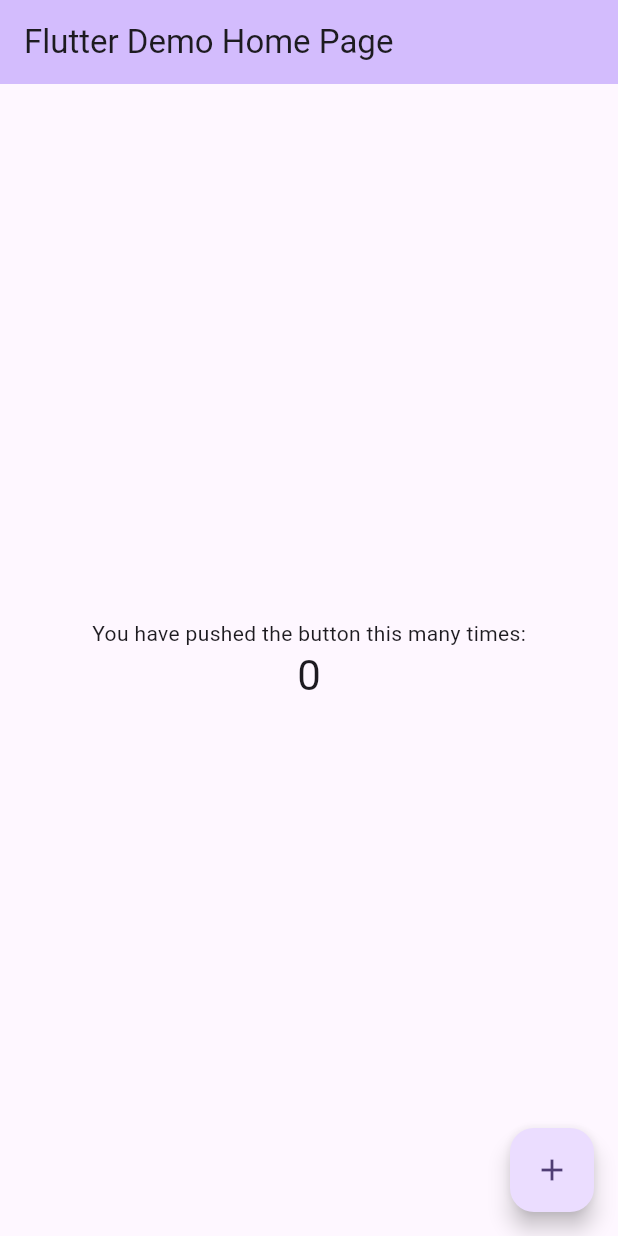
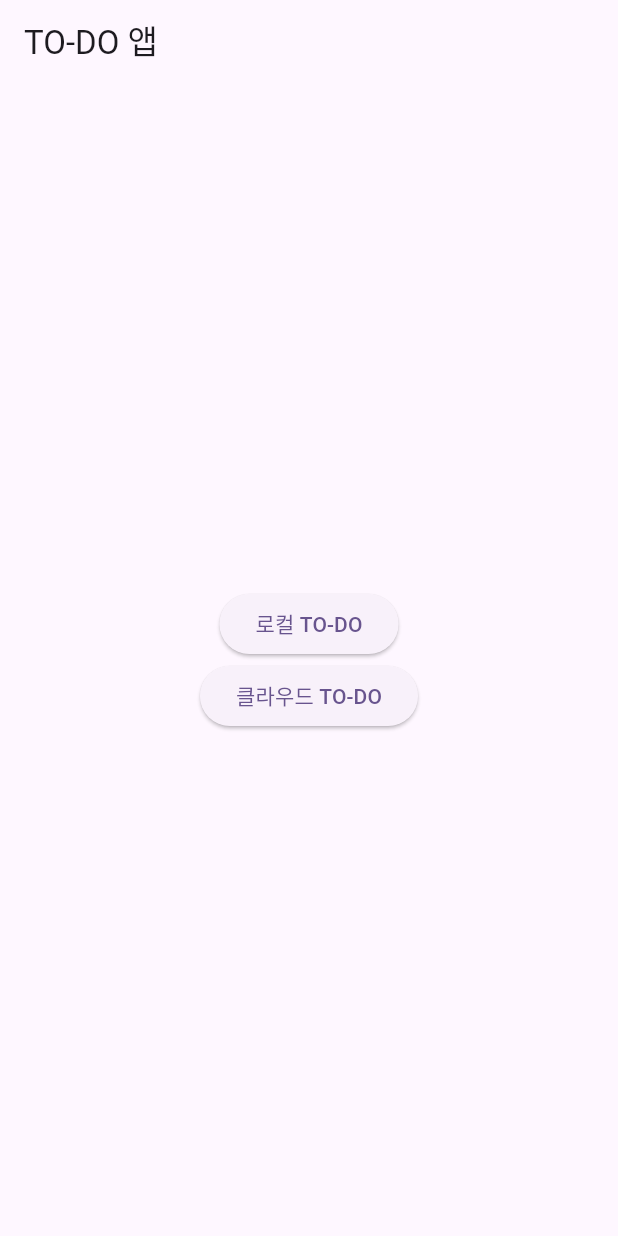
Before and after one commit to brian-jteom/chunju_lecture, a Flutter app: the screen it shows after launch, on a phone screen of 412 x 824 dp. Run offline on Flutter 3.47's test engine with Material 3 defaults, Android fonts, the phone set to English and light mode, and no system bars; our stand-ins replace shared_preferences.

```diff
--- /dev/null
+++ b/lib/home_page.dart
@@ -0,0 +1,32 @@
+import 'package:flutter/material.dart';
+
+class HomePage extends StatefulWidget {
+  const HomePage({super.key});
+
+  @override
+  State<HomePage> createState() => _HomePageState();
+}
+
+class _HomePageState extends State<HomePage> {
+  @override
+  Widget build(BuildContext context) {
+    return Scaffold(
+      appBar: AppBar(title: const Text("TO-DO 앱")),
+      body: Center(
+        child: Column(
+          mainAxisAlignment: MainAxisAlignment.center,
+          children: [
+            ElevatedButton(
+                onPressed: () => Navigator.pushNamed(context, "/todo-local"),
+                child: const Text("로컬 TO-DO")
+            ),
+            ElevatedButton(
+                onPressed: () => Navigator.pushNamed(context, "/todo-remote"),
+                child: const Text("클라우드 TO-DO")
+            )
+          ],
+        ),
+      ),
+    );
+  }
+}
--- a/lib/main.dart
+++ b/lib/main.dart
@@ -1,4 +1,7 @@
+import 'package:chungju_lecture/todo_local_page.dart';
 import 'package:flutter/material.dart';
+
+import 'home_page.dart';
 
 void main() {
   runApp(const MyApp());
@@ -11,112 +14,14 @@ class MyApp extends StatelessWidget {
   @override
   Widget build(BuildContext context) {
     return MaterialApp(
-      title: 'Flutter Demo',
+      title: 'TO-DO 프로젝트',
       theme: ThemeData(
-        // This is the theme of your application.
-        //
-        // TRY THIS: Try running your application with "flutter run". You'll see
-        // the application has a purple toolbar. Then, without quitting the app,
-        // try changing the seedColor in the colorScheme below to Colors.green
-        // and then invoke "hot reload" (save your changes or press the "hot
-        // reload" button in a Flutter-supported IDE, or press "r" if you used
-        // the command line to start the app).
-        //
-        // Notice that the counter didn't reset back to zero; the application
-        // state is not lost during the reload. To reset the state, use hot
-        // restart instead.
-        //
-        // This works for code too, not just values: Most code changes can be
-        // tested with just a hot reload.
         colorScheme: ColorScheme.fromSeed(seedColor: Colors.deepPurple),
       ),
-      home: const MyHomePage(title: 'Flutter Demo Home Page'),
+      routes: {
+        '/': (context) => const HomePage(),
+        '/todo-local': (context) => const TodoLocalPage()
+      }
     );
   }
 }
-
-class MyHomePage extends StatefulWidget {
-  const MyHomePage({super.key, required this.title});
-
-  // This widget is the home page of your application. It is stateful, meaning
-  // that it has a State object (defined below) that contains fields that affect
-  // how it looks.
-
-  // This class is the configuration for the state. It holds the values (in this
-  // case the title) provided by the parent (in this case the App widget) and
-  // used by the build method of the State. Fields in a Widget subclass are
-  // always marked "final".
-
-  final String title;
-
-  @override
-  State<MyHomePage> createState() => _MyHomePageState();
-}
-
-class _MyHomePageState extends State<MyHomePage> {
-  int _counter = 0;
-
-  void _incrementCounter() {
-    setState(() {
-      // This call to setState tells the Flutter framework that something has
-      // changed in this State, which causes it to rerun the build method below
-      // so that the display can reflect the updated values. If we changed
-      // _counter without calling setState(), then the build method would not be
-      // called again, and so nothing would appear to happen.
-      _counter++;
-    });
-  }
-
-  @override
-  Widget build(BuildContext context) {
-    // This method is rerun every time setState is called, for instance as done
-    // by the _incrementCounter method above.
-    //
-    // The Flutter framework has been optimized to make rerunning build methods
-    // fast, so that you can just rebuild anything that needs updating rather
-    // than having to individually change instances of widgets.
-    return Scaffold(
-      appBar: AppBar(
-        // TRY THIS: Try changing the color here to a specific color (to
-        // Colors.amber, perhaps?) and trigger a hot reload to see the AppBar
-        // change color while the other colors stay the same.
-        backgroundColor: Theme.of(context).colorScheme.inversePrimary,
-        // Here we take the value from the MyHomePage object that was created by
-        // the App.build method, and use it to set our appbar title.
-        title: Text(widget.title),
-      ),
-      body: Center(
-        // Center is a layout widget. It takes a single child and positions it
-        // in the middle of the parent.
-        child: Column(
-          // Column is also a layout widget. It takes a list of children and
-          // arranges them vertically. By default, it sizes itself to fit its
-          // children horizontally, and tries to be as tall as its parent.
-          //
-          // Column has various properties to control how it sizes itself and
-          // how it positions its children. Here we use mainAxisAlignment to
-          // center the children vertically; the main axis here is the vertical
-          // axis because Columns are vertical (the cross axis would be
-          // horizontal).
-          //
-          // TRY THIS: Invoke "debug painting" (choose the "Toggle Debug Paint"
-          // action in the IDE, or press "p" in the console), to see the
-          // wireframe for each widget.
-          mainAxisAlignment: MainAxisAlignment.center,
-          children: <Widget>[
-            const Text('You have pushed the button this many times:'),
-            Text(
-              '$_counter',
-              style: Theme.of(context).textTheme.headlineMedium,
-            ),
-          ],
-        ),
-      ),
-      floatingActionButton: FloatingActionButton(
-        onPressed: _incrementCounter,
-        tooltip: 'Increment',
-        child: const Icon(Icons.add),
-      ), // This trailing comma makes auto-formatting nicer for build methods.
-    );
-  }
-}
--- a/pubspec.yaml
+++ b/pubspec.yaml
@@ -30,6 +30,7 @@ environment:
 dependencies:
   flutter:
     sdk: flutter
+  shared_preferences:
 
   # The following adds the Cupertino Icons font to your application.
   # Use with the CupertinoIcons class for iOS style icons.
```
Also changed, not shown: lib/todo_local_page.dart (added, +102 -0 lines), pubspec.lock.
